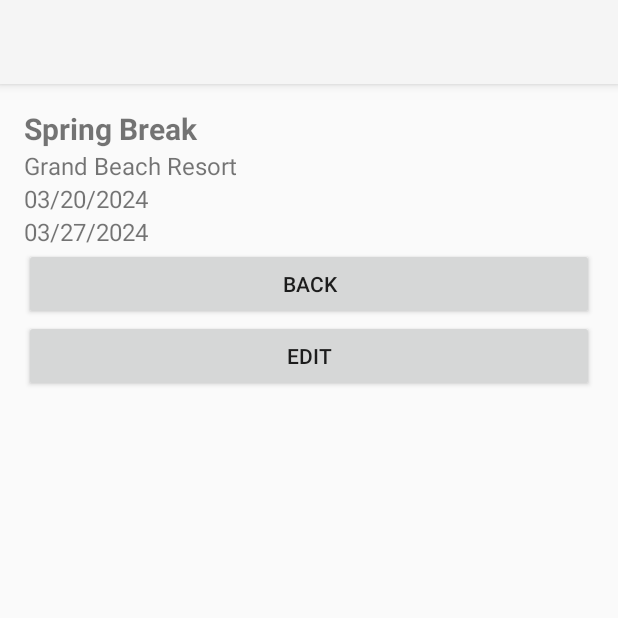
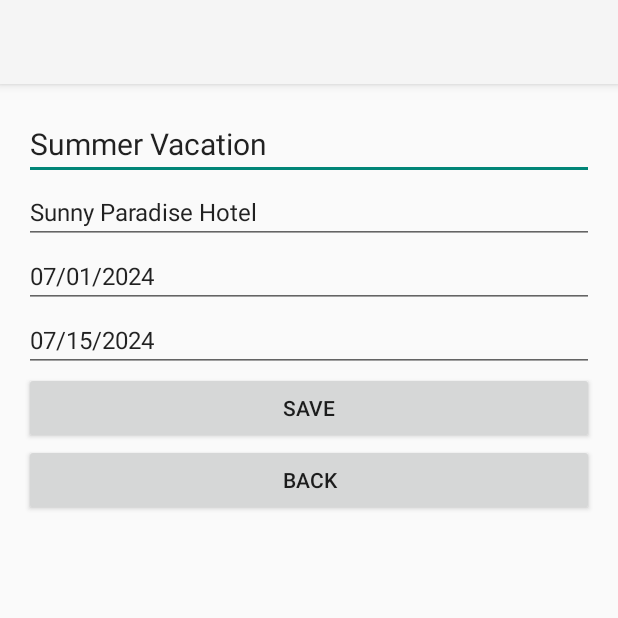
Before and after one commit to andresegm/vacation-scheduler, an Android app: the screen it shows after launch (VacationDetailsActivity), after a tap on "Summer Vacation", on a phone screen of 412 x 824 dp, the top half of it. Run offline under Robolectric (Android 15) with nearby library versions, the light colour scheme and no system bars; our stand-ins replace Room's generated code.

Commit message:
Task B3a: Enable viewing, adding, and updating vacation details
- Updated  to include editable fields for vacation details (title, hotel, start date, end date).
- Added Save functionality in  to update vacation details in the database.
- Modified  to pass vacation details, including ID, through Intent for editing.
- Created and used sample data in  to populate the RecyclerView.
- Enhanced  with logging for debugging update operations.
- Updated layout file  to include EditTexts for vacation details and Save/Back buttons.

```diff
--- a/app/src/main/java/com/example/d308vacationplanner/MainActivity.java
+++ b/app/src/main/java/com/example/d308vacationplanner/MainActivity.java
@@ -25,15 +25,16 @@
         RecyclerView vacationList = findViewById(R.id.vacation_list);
         vacationList.setLayoutManager(new LinearLayoutManager(this));
 
-        // Sample data
+        // Sample data with IDs
         List<Vacation> sampleVacations = new ArrayList<>();
-        sampleVacations.add(new Vacation("Spring Break", "Grand Beach Resort", "03/20/2024", "03/27/2024"));
-        sampleVacations.add(new Vacation("Summer Vacation", "Sunny Paradise Hotel", "07/01/2024", "07/15/2024"));
+        sampleVacations.add(new Vacation(1, "Spring Break", "Grand Beach Resort", "03/20/2024", "03/27/2024"));
+        sampleVacations.add(new Vacation(2, "Summer Vacation", "Sunny Paradise Hotel", "07/01/2024", "07/15/2024"));
 
         // Set up the adapter
         VacationAdapter adapter = new VacationAdapter(sampleVacations, vacation -> {
             // Navigate to VacationDetailsActivity on item click
             Intent intent = new Intent(MainActivity.this, VacationDetailsActivity.class);
+            intent.putExtra("id", vacation.getId());
             intent.putExtra("title", vacation.getTitle());
             intent.putExtra("hotel", vacation.getHotel());
             intent.putExtra("startDate", vacation.getStartDate());
--- a/app/src/main/java/com/example/d308vacationplanner/activities/VacationDetailsActivity.java
+++ b/app/src/main/java/com/example/d308vacationplanner/activities/VacationDetailsActivity.java
@@ -1,41 +1,72 @@
 package com.example.d308vacationplanner.activities;
 
 import android.os.Bundle;
+import android.util.Log;
 import android.widget.Button;
-import android.widget.TextView;
+import android.widget.EditText;
+import android.widget.Toast;
 
 import androidx.appcompat.app.AppCompatActivity;
 
 import com.example.d308vacationplanner.R;
+import com.example.d308vacationplanner.database.VacationRepository;
+import com.example.d308vacationplanner.entities.Vacation;
 
 public class VacationDetailsActivity extends AppCompatActivity {
+
+    private VacationRepository repository;
 
     @Override
     protected void onCreate(Bundle savedInstanceState) {
         super.onCreate(savedInstanceState);
         setContentView(R.layout.activity_vacation_details);
 
+        // Initialize repository
+        repository = new VacationRepository(getApplicationContext());
+
         // Bind views
-        TextView titleTextView = findViewById(R.id.vacation_title);
-        TextView hotelTextView = findViewById(R.id.vacation_hotel);
-        TextView startDateTextView = findViewById(R.id.vacation_start_date);
-        TextView endDateTextView = findViewById(R.id.vacation_end_date);
+        EditText titleEditText = findViewById(R.id.vacation_title);
+        EditText hotelEditText = findViewById(R.id.vacation_hotel);
+        EditText startDateEditText = findViewById(R.id.vacation_start_date);
+        EditText endDateEditText = findViewById(R.id.vacation_end_date);
 
+        Button saveButton = findViewById(R.id.button_save);
         Button backButton = findViewById(R.id.button_back);
-        Button editButton = findViewById(R.id.button_edit);
 
-        // Set example vacation details
-        titleTextView.setText("Spring Break");
-        hotelTextView.setText("Grand Beach Resort");
-        startDateTextView.setText("03/20/2024");
-        endDateTextView.setText("03/27/2024");
+        // Retrieve vacation details from Intent
+        int vacationId = getIntent().getIntExtra("id", -1); // Ensure ID is passed from MainActivity
+        String title = getIntent().getStringExtra("title");
+        String hotel = getIntent().getStringExtra("hotel");
+        String startDate = getIntent().getStringExtra("startDate");
+        String endDate = getIntent().getStringExtra("endDate");
+
+        // Populate fields with existing data
+        titleEditText.setText(title);
+        hotelEditText.setText(hotel);
+        startDateEditText.setText(startDate);
+        endDateEditText.setText(endDate);
+
+        // Save button functionality
+        saveButton.setOnClickListener(v -> {
+            String updatedTitle = titleEditText.getText().toString();
+            String updatedHotel = hotelEditText.getText().toString();
+            String updatedStartDate = startDateEditText.getText().toString();
+            String updatedEndDate = endDateEditText.getText().toString();
+
+            // Create updated vacation object
+            Vacation updatedVacation = new Vacation(vacationId, updatedTitle, updatedHotel, updatedStartDate, updatedEndDate);
+
+            // Log the updated vacation details
+            Log.d("VacationDetailsActivity", "Saving updated vacation: ID=" + updatedVacation.getId() +
+                    ", Title=" + updatedVacation.getTitle());
+
+            // Save updates to the database
+            repository.updateVacation(updatedVacation);
+            Toast.makeText(this, "Vacation updated successfully", Toast.LENGTH_SHORT).show();
+            finish(); // Close the activity
+        });
 
         // Back button functionality
         backButton.setOnClickListener(v -> finish());
-
-        // Edit button functionality (navigate to edit screen)
-        editButton.setOnClickListener(v -> {
-            // Add navigation logic to edit screen later
-        });
     }
 }
--- a/app/src/main/java/com/example/d308vacationplanner/database/VacationRepository.java
+++ b/app/src/main/java/com/example/d308vacationplanner/database/VacationRepository.java
@@ -1,6 +1,7 @@
 package com.example.d308vacationplanner.database;
 
 import android.content.Context;
+import android.util.Log;
 
 import androidx.lifecycle.LiveData;
 
@@ -29,20 +30,29 @@
 
     // Update a vacation
     public void updateVacation(Vacation vacation) {
+        Log.d("VacationRepository", "Updating vacation: ID=" + vacation.getId() + ", Title=" + vacation.getTitle());
         executorService.execute(() -> vacationDAO.updateVacation(vacation));
     }
 
+
     // Delete a vacation with validation
-    public boolean deleteVacation(Vacation vacation) {
-        int excursionCount = vacationDAO.countExcursionsForVacation(vacation.getId());
-        if (excursionCount > 0) {
-            // Block deletion if excursions exist
-            return false;
-        } else {
-            executorService.execute(() -> vacationDAO.deleteVacation(vacation));
-            return true;
-        }
+    public void deleteVacation(Vacation vacation, DeletionCallback callback) {
+        executorService.execute(() -> {
+            int excursionCount = vacationDAO.countExcursionsForVacation(vacation.getId());
+            if (excursionCount > 0) {
+                callback.onFailure("Cannot delete vacation with associated excursions.");
+            } else {
+                vacationDAO.deleteVacation(vacation);
+                callback.onSuccess();
+            }
+        });
     }
+
+    public interface DeletionCallback {
+        void onSuccess();
+        void onFailure(String message);
+    }
+
 
     // Fetch all vacations
     public LiveData<List<Vacation>> getAllVacations() {
--- a/app/src/main/java/com/example/d308vacationplanner/entities/Vacation.java
+++ b/app/src/main/java/com/example/d308vacationplanner/entities/Vacation.java
@@ -15,7 +15,8 @@
     private String endDate;
 
     // Constructor
-    public Vacation(String title, String hotel, String startDate, String endDate) {
+    public Vacation(int id, String title, String hotel, String startDate, String endDate) {
+        this.id = id;
         this.title = title;
         this.hotel = hotel;
         this.startDate = startDate;
--- a/app/src/main/res/layout/activity_vacation_details.xml
+++ b/app/src/main/res/layout/activity_vacation_details.xml
@@ -7,24 +7,23 @@
     android:padding="16dp">
 
     <!-- Title -->
-    <TextView
+    <EditText
         android:id="@+id/vacation_title"
         android:layout_width="0dp"
         android:layout_height="wrap_content"
-        android:text="Vacation Title"
+        android:hint="Enter Title"
         android:textSize="20sp"
-        android:textStyle="bold"
         app:layout_constraintTop_toTopOf="parent"
         app:layout_constraintStart_toStartOf="parent"
         app:layout_constraintEnd_toEndOf="parent"
         android:layout_marginBottom="8dp" />
 
     <!-- Hotel -->
-    <TextView
+    <EditText
         android:id="@+id/vacation_hotel"
         android:layout_width="0dp"
         android:layout_height="wrap_content"
-        android:text="Hotel or Place of Stay"
+        android:hint="Enter Hotel or Place of Stay"
         android:textSize="16sp"
         app:layout_constraintTop_toBottomOf="@id/vacation_title"
         app:layout_constraintStart_toStartOf="parent"
@@ -32,11 +31,11 @@
         android:layout_marginBottom="8dp" />
 
     <!-- Start Date -->
-    <TextView
+    <EditText
         android:id="@+id/vacation_start_date"
         android:layout_width="0dp"
         android:layout_height="wrap_content"
-        android:text="Start Date"
+        android:hint="Enter Start Date (MM/dd/yy)"
         android:textSize="16sp"
         app:layout_constraintTop_toBottomOf="@id/vacation_hotel"
         app:layout_constraintStart_toStartOf="parent"
@@ -44,16 +43,27 @@
         android:layout_marginBottom="8dp" />
 
     <!-- End Date -->
-    <TextView
+    <EditText
         android:id="@+id/vacation_end_date"
         android:layout_width="0dp"
         android:layout_height="wrap_content"
-        android:text="End Date"
+        android:hint="Enter End Date (MM/dd/yy)"
         android:textSize="16sp"
         app:layout_constraintTop_toBottomOf="@id/vacation_start_date"
         app:layout_constraintStart_toStartOf="parent"
         app:layout_constraintEnd_toEndOf="parent"
         android:layout_marginBottom="16dp" />
+
+    <!-- Save Button -->
+    <Button
+        android:id="@+id/button_save"
+        android:layout_width="0dp"
+        android:layout_height="wrap_content"
+        android:text="Save"
+        app:layout_constraintTop_toBottomOf="@id/vacation_end_date"
+        app:layout_constraintStart_toStartOf="parent"
+        app:layout_constraintEnd_toEndOf="parent"
+        android:layout_marginBottom="8dp" />
 
     <!-- Back Button -->
     <Button
@@ -61,18 +71,7 @@
         android:layout_width="0dp"
         android:layout_height="wrap_content"
         android:text="Back"
-        app:layout_constraintTop_toBottomOf="@id/vacation_end_date"
-        app:layout_constraintStart_toStartOf="parent"
-        app:layout_constraintEnd_toEndOf="parent"
-        android:layout_marginBottom="8dp" />
-
-    <!-- Edit Button -->
-    <Button
-        android:id="@+id/button_edit"
-        android:layout_width="0dp"
-        android:layout_height="wrap_content"
-        android:text="Edit"
-        app:layout_constraintTop_toBottomOf="@id/button_back"
+        app:layout_constraintTop_toBottomOf="@id/button_save"
         app:layout_constraintStart_toStartOf="parent"
         app:layout_constraintEnd_toEndOf="parent" />
 </androidx.constraintlayout.widget.ConstraintLayout>
```
